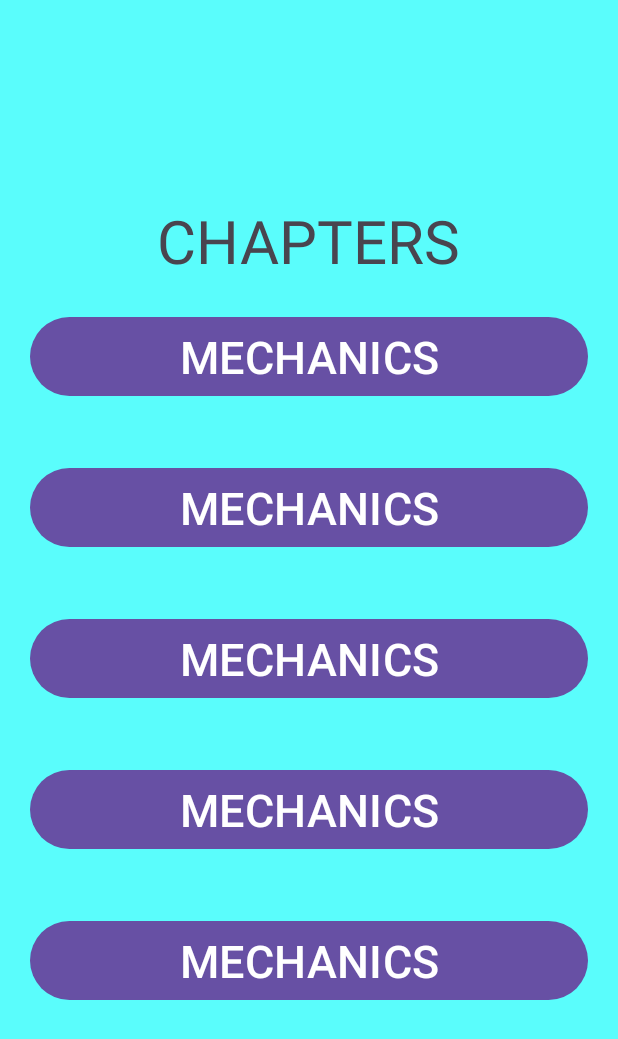
After one commit to aarav-goel12/EduBook, an Android app: the fragment PhysicsFragment shown on its own in the app's theme, on a phone screen of 412 x 824 dp. The commit adds this screen. Shown: the top 1039 px of the screen. Run offline under Robolectric (Android 15) with nearby library versions, the light colour scheme and no system bars.

Commit message:
Math and Physics fragment added

```diff
--- /dev/null
+++ b/app/src/main/java/com/example/edubook/PhysicsFragment.kt
@@ -0,0 +1,26 @@
+package com.example.edubook
+
+import android.os.Bundle
+import androidx.fragment.app.Fragment
+import android.view.LayoutInflater
+import android.view.View
+import android.view.ViewGroup
+
+class PhysicsFragment : Fragment() {
+    // TODO: Rename and change types of parameters
+    private var param1: String? = null
+    private var param2: String? = null
+
+    override fun onCreate(savedInstanceState: Bundle?) {
+        super.onCreate(savedInstanceState)
+
+    }
+
+    override fun onCreateView(
+        inflater: LayoutInflater, container: ViewGroup?,
+        savedInstanceState: Bundle?
+    ): View? {
+        // Inflate the layout for this fragment
+        return inflater.inflate(R.layout.fragment_physics, container, false)
+    }
+}
--- /dev/null
+++ b/app/src/main/res/layout/fragment_physics.xml
@@ -0,0 +1,48 @@
+<?xml version="1.0" encoding="utf-8"?>
+<LinearLayout xmlns:android="http://schemas.android.com/apk/res/android"
+    xmlns:tools="http://schemas.android.com/tools"
+    android:layout_width="match_parent"
+    android:layout_height="match_parent"
+    tools:context=".PhysicsFragment"
+    android:gravity="center"
+    android:orientation="vertical"
+    android:background="#5AFDFC">
+
+    <TextView
+        android:layout_width="wrap_content"
+        android:layout_height="wrap_content"
+        android:text="CHAPTERS"
+        android:textSize="40dp"
+        android:gravity="center"/>
+    <Button
+        android:layout_width="match_parent"
+        android:layout_height="wrap_content"
+        android:text="MECHANICS"
+        android:textSize="30dp"
+        android:layout_margin="20dp"/>
+    <Button
+        android:layout_width="match_parent"
+        android:layout_height="wrap_content"
+        android:text="MECHANICS"
+        android:textSize="30dp"
+        android:layout_margin="20dp"/>
+    <Button
+        android:layout_width="match_parent"
+        android:layout_height="wrap_content"
+        android:text="MECHANICS"
+        android:textSize="30dp"
+        android:layout_margin="20dp"/>
+    <Button
+        android:layout_width="match_parent"
+        android:layout_height="wrap_content"
+        android:text="MECHANICS"
+        android:textSize="30dp"
+        android:layout_margin="20dp"/>
+    <Button
+        android:layout_width="match_parent"
+        android:layout_height="wrap_content"
+        android:text="MECHANICS"
+        android:textSize="30dp"
+        android:layout_margin="20dp"/>
+
+</LinearLayout>
```
Also changed, not shown: app/src/main/java/com/example/edubook/MathFragment.kt (added, +23 -0 lines), app/src/main/res/layout/fragment_math.xml (added, +49 -0 lines), app/src/main/res/navigation/nav_graph.xml (+19 -1 lines).
